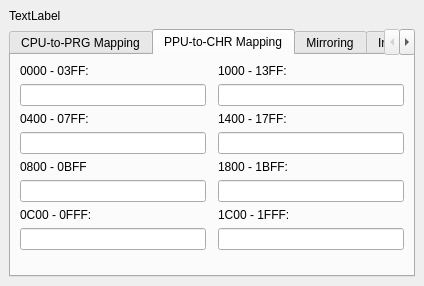
Qt form debugger/mapperinformationdockwidget.ui (christopherpow/nesicide) before a commit.
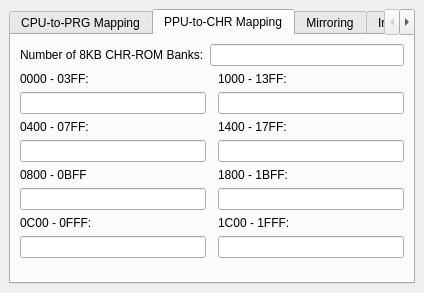
The same form after that commit. The open tabs and pages were chosen to show the change.

What changed in the file:
```diff
--- a/debugger/mapperinformationdockwidget.ui
+++ b/debugger/mapperinformationdockwidget.ui
@@ -7,7 +7,7 @@
     <x>0</x>
     <y>0</y>
     <width>386</width>
-    <height>286</height>
+    <height>293</height>
    </rect>
   </property>
   <property name="windowTitle">
@@ -16,22 +16,6 @@
   <widget class="QWidget" name="dockWidgetContents">
    <layout class="QGridLayout" name="gridLayout">
     <item row="0" column="0">
-     <widget class="QLabel" name="info">
-      <property name="frameShape">
-       <enum>QFrame::NoFrame</enum>
-      </property>
-      <property name="frameShadow">
-       <enum>QFrame::Sunken</enum>
-      </property>
-      <property name="lineWidth">
-       <number>1</number>
-      </property>
-      <property name="text">
-       <string>TextLabel</string>
-      </property>
-     </widget>
-    </item>
-    <item row="1" column="0">
      <widget class="QTabWidget" name="tabWidget">
       <property name="currentIndex">
        <number>1</number>
@@ -117,35 +101,35 @@
         <string>PPU-to-CHR Mapping</string>
        </attribute>
        <layout class="QGridLayout" name="gridLayout_2">
-        <item row="1" column="1">
+        <item row="2" column="1">
          <widget class="QLineEdit" name="chr0">
           <property name="readOnly">
            <bool>true</bool>
           </property>
          </widget>
         </item>
-        <item row="5" column="1">
+        <item row="6" column="1">
          <widget class="QLineEdit" name="chr2">
           <property name="readOnly">
            <bool>true</bool>
           </property>
          </widget>
         </item>
-        <item row="0" column="1">
+        <item row="1" column="1">
          <widget class="QLabel" name="label_8">
           <property name="text">
            <string>0000 - 03FF:</string>
           </property>
          </widget>
         </item>
-        <item row="4" column="1">
+        <item row="5" column="1">
          <widget class="QLabel" name="label_5">
           <property name="text">
            <string>0800 - 0BFF</string>
           </property>
          </widget>
         </item>
-        <item row="10" column="1" colspan="3">
+        <item row="11" column="1" colspan="3">
          <spacer name="verticalSpacer_2">
           <property name="orientation">
            <enum>Qt::Vertical</enum>
@@ -158,90 +142,108 @@
           </property>
          </spacer>
         </item>
-        <item row="2" column="1">
+        <item row="3" column="1">
          <widget class="QLabel" name="label_7">
           <property name="text">
            <string>0400 - 07FF:</string>
           </property>
          </widget>
         </item>
-        <item row="3" column="1">
+        <item row="4" column="1">
          <widget class="QLineEdit" name="chr1">
           <property name="readOnly">
            <bool>true</bool>
           </property>
          </widget>
         </item>
-        <item row="0" column="3">
+        <item row="1" column="3">
          <widget class="QLabel" name="label_9">
           <property name="text">
            <string>1000 - 13FF:</string>
           </property>
          </widget>
         </item>
-        <item row="1" column="3">
+        <item row="2" column="3">
          <widget class="QLineEdit" name="chr4">
           <property name="readOnly">
            <bool>true</bool>
           </property>
          </widget>
         </item>
-        <item row="6" column="1">
+        <item row="7" column="1">
          <widget class="QLabel" name="label_6">
           <property name="text">
            <string>0C00 - 0FFF:</string>
           </property>
          </widget>
         </item>
-        <item row="7" column="1">
+        <item row="8" column="1">
          <widget class="QLineEdit" name="chr3">
           <property name="readOnly">
            <bool>true</bool>
           </property>
          </widget>
         </item>
-        <item row="2" column="3">
+        <item row="3" column="3">
          <widget class="QLabel" name="label_10">
           <property name="text">
            <string>1400 - 17FF:</string>
           </property>
          </widget>
         </item>
-        <item row="3" column="3">
-         <widget class="QLineEdit" name="chr5">
-          <property name="readOnly">
-           <bool>true</bool>
-          </property>
-         </widget>
-        </item>
         <item row="4" column="3">
+         <widget class="QLineEdit" name="chr5">
+          <property name="readOnly">
+           <bool>true</bool>
+          </property>
+         </widget>
+        </item>
+        <item row="5" column="3">
          <widget class="QLabel" name="label_11">
           <property name="text">
            <string>1800 - 1BFF:</string>
           </property>
          </widget>
         </item>
-        <item row="5" column="3">
-         <widget class="QLineEdit" name="chr6">
-          <property name="readOnly">
-           <bool>true</bool>
-          </property>
-         </widget>
-        </item>
         <item row="6" column="3">
+         <widget class="QLineEdit" name="chr6">
+          <property name="readOnly">
+           <bool>true</bool>
+          </property>
+         </widget>
+        </item>
+        <item row="7" column="3">
          <widget class="QLabel" name="label_12">
           <property name="text">
            <string>1C00 - 1FFF:</string>
           </property>
          </widget>
         </item>
-        <item row="7" column="3">
+        <item row="8" column="3">
          <widget class="QLineEdit" name="chr7">
           <property name="readOnly">
            <bool>true</bool>
           </property>
          </widget>
         </item>
+        <item row="0" column="1" colspan="3">
+         <layout class="QFormLayout" name="formLayout_2">
+          <item row="0" column="0">
+           <widget class="QLabel" name="label_27">
+            <property name="text">
+             <string>Number of 8KB CHR-ROM Banks:</string>
+            </property>
+           </widget>
+          </item>
+          <item row="0" column="1">
+           <widget class="QLineEdit" name="numChrBanks">
+            <property name="readOnly">
+             <bool>true</bool>
+            </property>
+           </widget>
+          </item>
+         </layout>
+        </item>
        </layout>
       </widget>
       <widget class="QWidget" name="tab">
```
Left out of the diff: 38 changed lines with no effect on the pictures.
